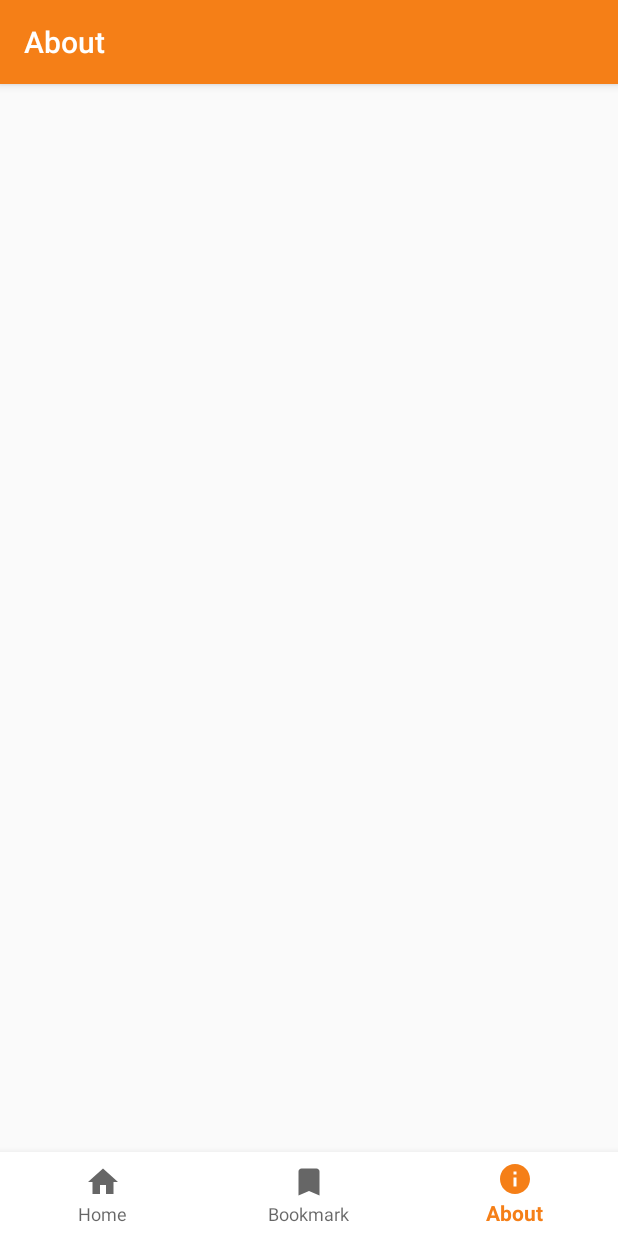
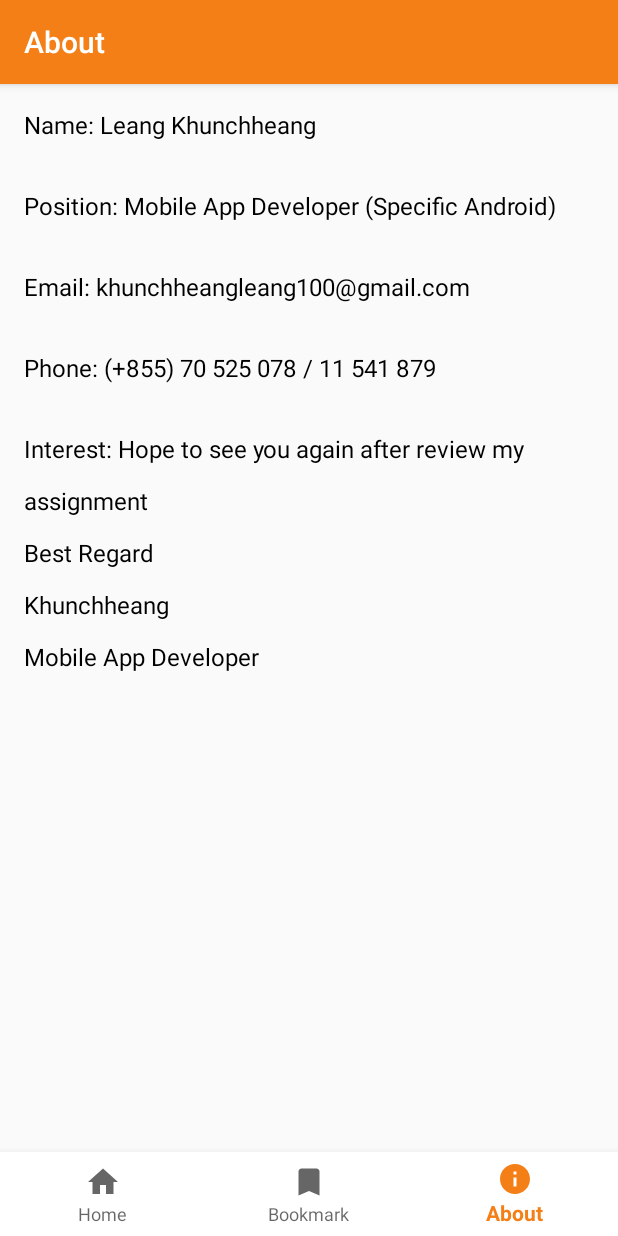
Before and after one commit to Khunchheang/photo-book-android-app, an Android app: the screen it shows after launch (MainActivity), item 3 of the bottom bar chosen, on a phone screen of 412 x 824 dp. Run offline under Robolectric (Android 15) with nearby library versions, the phone set to English and light mode, and no system bars; our stand-ins replace Dagger/Hilt's generated code, Room's generated code, RxJava; pictures from the network do not load; 4 statements that could not run were skipped.

Commit message:
Implement about fragment and gesture image view detail

```diff
--- a/app/src/main/java/com/khunchheang/photobook/data/local/BookmarkRoomModel.kt
+++ b/app/src/main/java/com/khunchheang/photobook/data/local/BookmarkRoomModel.kt
@@ -17,6 +17,10 @@ class BookmarkRoomModel {
     var photoId: Long? = null
 
     @NotNull
+    @ColumnInfo(name = "url")
+    var url: String? = null
+
+    @NotNull
     @ColumnInfo(name = "photo_list_url")
     var listUrl: String? = null
 
--- a/app/src/main/java/com/khunchheang/photobook/ui/extenstion/ActivityExtenstion.kt
+++ b/app/src/main/java/com/khunchheang/photobook/ui/extenstion/ActivityExtenstion.kt
@@ -7,6 +7,7 @@ import com.khunchheang.photobook.ui.mvp.photodetail.PhotoDetailActivity
 fun startPhotoDetailActivity(
     context: Context,
     photoId: Long,
+    url: String,
     isAddedBookmark: Boolean,
     listUrl: String,
     photoUrl: String
@@ -14,6 +15,7 @@ fun startPhotoDetailActivity(
     val intent = Intent(context, PhotoDetailActivity::class.java)
     intent.putExtra(PhotoDetailActivity.PHOTO_ID, photoId)
     intent.putExtra(PhotoDetailActivity.IS_ADDED_BOOKMARK, isAddedBookmark)
+    intent.putExtra(PhotoDetailActivity.URL, url)
     intent.putExtra(PhotoDetailActivity.LIST_URL, listUrl)
     intent.putExtra(PhotoDetailActivity.DOWNLOAD_URL, photoUrl)
     context.startActivity(intent)
--- a/app/src/main/java/com/khunchheang/photobook/ui/mvp/bookmarkfragment/BookmarkFragment.kt
+++ b/app/src/main/java/com/khunchheang/photobook/ui/mvp/bookmarkfragment/BookmarkFragment.kt
@@ -106,6 +106,7 @@ class BookmarkFragment : BaseMvpFragment(), BookmarkFragmentView {
                 startPhotoDetailActivity(
                     mainActivity,
                     itemClicked.photoId!!.toLong(),
+                    itemClicked.url!!,
                     true,
                     itemClicked.listUrl!!,
                     itemClicked.downloadUrl!!
--- a/app/src/main/java/com/khunchheang/photobook/ui/mvp/homefragment/HomeFragment.kt
+++ b/app/src/main/java/com/khunchheang/photobook/ui/mvp/homefragment/HomeFragment.kt
@@ -130,11 +130,12 @@ class HomeFragment : BaseMvpFragment(), HomeFragmentView {
             val itemClicked = photoAdapter.getItem(pos)
             if (view.id == R.id.img_bookmark) {
                 if (itemClicked.isAddedBookmark) addBookmarkPre.removePhotoBookmark(pos, itemClicked.id)
-                else addBookmarkPre.addPhotoBookmark(pos, itemClicked.id, itemClicked.downloadUrl)
+                else addBookmarkPre.addPhotoBookmark(pos, itemClicked.id, itemClicked.url, itemClicked.downloadUrl)
             } else {
                 startPhotoDetailActivity(
                     mainActivity,
                     itemClicked.id!!.toLong(),
+                    itemClicked.url!!,
                     itemClicked.isAddedBookmark,
                     itemClicked.listUrl,
                     itemClicked.downloadUrl!!
--- a/app/src/main/java/com/khunchheang/photobook/ui/mvp/homefragment/addbookmark/AddBookmarkPresenter.kt
+++ b/app/src/main/java/com/khunchheang/photobook/ui/mvp/homefragment/addbookmark/AddBookmarkPresenter.kt
@@ -4,7 +4,7 @@ import com.khunchheang.photobook.ui.base.basemvp.BaseLocalPresenter
 
 interface AddBookmarkPresenter : BaseLocalPresenter<AddBookmarkView> {
 
-    fun addPhotoBookmark(position: Int = 0, photoId: String?, downloadUrl: String?)
+    fun addPhotoBookmark(position: Int = 0, photoId: String?, url: String?, downloadUrl: String?)
 
     fun removePhotoBookmark(position: Int = 0, photoId: String?)
 }
--- a/app/src/main/java/com/khunchheang/photobook/ui/mvp/homefragment/addbookmark/AddBookmarkPresenterImpl.kt
+++ b/app/src/main/java/com/khunchheang/photobook/ui/mvp/homefragment/addbookmark/AddBookmarkPresenterImpl.kt
@@ -7,14 +7,15 @@ import com.khunchheang.photobook.ui.base.basemvp.basepresenterimpl.BaseLocalPres
 class AddBookmarkPresenterImpl(private val addBookmarkInter: AddBookmarkInteractor) :
     BaseLocalPresenterImpl<AddBookmarkView>(), AddBookmarkPresenter {
 
-    override fun addPhotoBookmark(position: Int, photoId: String?, downloadUrl: String?) {
-        if (photoId == null || downloadUrl == null) {
+    override fun addPhotoBookmark(position: Int, photoId: String?, url: String?, downloadUrl: String?) {
+        if (photoId == null || url == null || downloadUrl == null) {
             view?.onPhotoIdError(R.string.sorry_this_photo_cannot_load)
             return
         }
 
         val bookmarkRoomModel = BookmarkRoomModel().apply {
             this.photoId = photoId.toLong()
+            this.url = url
             this.listUrl = "https://picsum.photos/id/$photoId/500/300"
             this.downloadUrl = downloadUrl
         }
--- a/app/src/main/res/drawable/ic_bookmark_border_grey.xml
+++ b/app/src/main/res/drawable/ic_bookmark_border_white.xml
@@ -4,6 +4,6 @@
         android:viewportWidth="24.0"
         android:viewportHeight="24.0">
     <path
-        android:fillColor="#EBE7E7"
+        android:fillColor="#FFFFFF"
         android:pathData="M17,3L7,3c-1.1,0 -1.99,0.9 -1.99,2L5,21l7,-3 7,3L19,5c0,-1.1 -0.9,-2 -2,-2zM17,18l-5,-2.18L7,18L7,5h10v13z"/>
 </vector>
--- a/app/src/main/res/drawable/ic_bookmark_fill_grey.xml
+++ b/app/src/main/res/drawable/ic_bookmark_fill_white.xml
@@ -4,6 +4,6 @@
     android:viewportWidth="24.0"
     android:viewportHeight="24.0">
     <path
-        android:fillColor="#EBE7E7"
+        android:fillColor="#FFFFFF"
         android:pathData="M17,3H7c-1.1,0 -1.99,0.9 -1.99,2L5,21l7,-3 7,3V5c0,-1.1 -0.9,-2 -2,-2z" />
 </vector>
--- a/app/src/main/res/layout/fragment_about.xml
+++ b/app/src/main/res/layout/fragment_about.xml
@@ -1,5 +1,27 @@
 <?xml version="1.0" encoding="utf-8"?>
-<android.support.constraint.ConstraintLayout xmlns:android="http://schemas.android.com/apk/res/android"
-    android:layout_width="match_parent" android:layout_height="match_parent">
+<LinearLayout xmlns:android="http://schemas.android.com/apk/res/android"
+    android:layout_width="match_parent"
+    android:layout_height="match_parent"
+    android:orientation="vertical">
 
-</android.support.constraint.ConstraintLayout>
+    <TextView
+        style="@style/AboutTextStyle"
+        android:text="@string/name" />
+
+    <TextView
+        style="@style/AboutTextStyle"
+        android:text="@string/position" />
+
+    <TextView
+        style="@style/AboutTextStyle"
+        android:text="@string/email" />
+
+    <TextView
+        style="@style/AboutTextStyle"
+        android:text="@string/phone" />
+
+    <TextView
+        style="@style/AboutTextStyle"
+        android:text="@string/interest" />
+
+</LinearLayout>
--- a/app/src/main/res/menu/photo_detail.xml
+++ b/app/src/main/res/menu/photo_detail.xml
@@ -4,7 +4,7 @@
 
     <item
         android:id="@+id/nav_add_bookmark"
-        android:icon="@drawable/ic_bookmark_border_grey"
+        android:icon="@drawable/ic_bookmark_border_white"
         android:title="@string/title_home"
         app:showAsAction="always" />
 
--- a/app/src/main/res/values/strings.xml
+++ b/app/src/main/res/values/strings.xml
@@ -28,6 +28,13 @@
 
     <!--Photo Detail-->
     <string name="photo_id">Photo Id:</string>
-    <string name="sorry_cannot_load_this_image">Sorry cannot load this image.</string>
+    <string name="sorry_cannot_load_this_image">Sorry cannot load this image, or you can view original side by click url below</string>
+
+    <!--About-->
+    <string name="name">Name: Leang Khunchheang</string>
+    <string name="position">Position: Mobile App Developer (Specific Android)</string>
+    <string name="email">Email: khunchheangleang100@gmail.com</string>
+    <string name="phone">Phone: (+855) 70 525 078 / 11 541 879</string>
+    <string name="interest">Interest: Hope to see you again after review my assignment \nBest Regard \nKhunchheang \nMobile App Developer</string>
 
 </resources>
--- a/app/src/main/res/values/styles.xml
+++ b/app/src/main/res/values/styles.xml
@@ -36,4 +36,13 @@
         <item name="colorAccent">@color/colorAccent</item>
     </style>
 
+    <!--About text style-->
+    <style name="AboutTextStyle">
+        <item name="android:layout_width">wrap_content</item>
+        <item name="android:layout_height">wrap_content</item>
+        <item name="android:layout_margin">@dimen/margin_4x</item>
+        <item name="android:textColor">@color/colorTextBlack</item>
+        <item name="android:textSize">@dimen/text_small_16</item>
+        <item name="android:lineSpacingExtra">16dp</item>
+    </style>
 </resources>
```
Also changed, not shown: app/build.gradle (+6 -5 lines), app/src/main/java/com/khunchheang/photobook/ui/mvp/mainactivity/MainActivity.kt (+16 -0 lines), app/src/main/java/com/khunchheang/photobook/ui/mvp/photodetail/PhotoDetailActivity.kt (+65 -11 lines), app/src/main/res/layout/activity_photo_detail.xml (+18 -5 lines), 1 other file.
